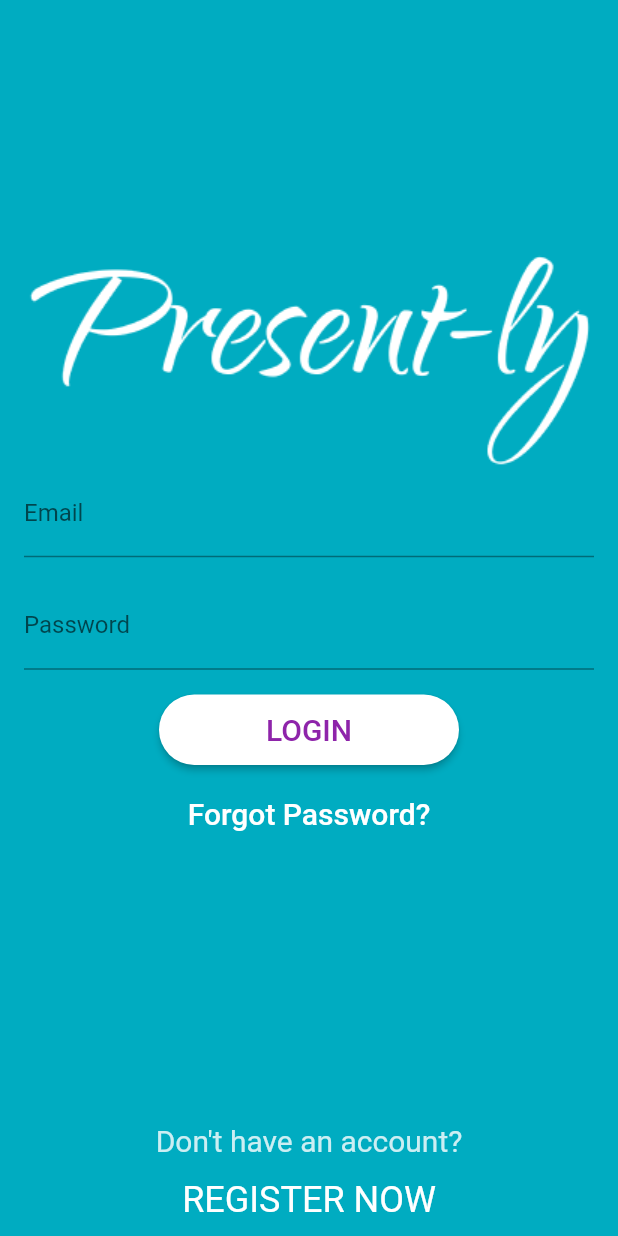
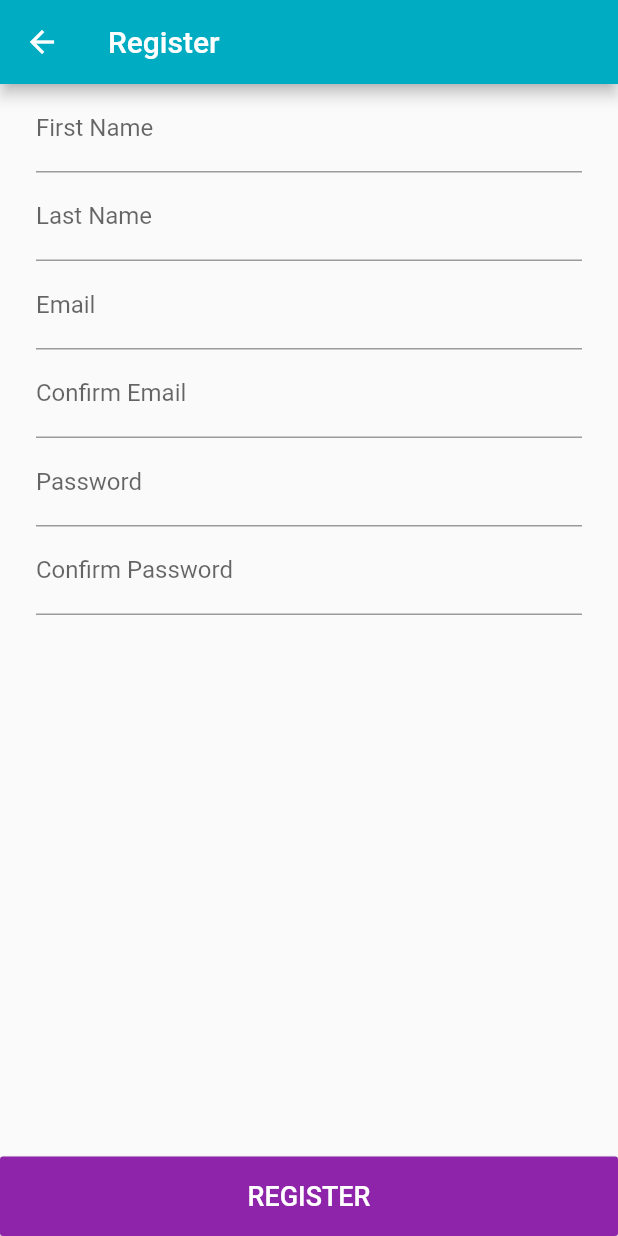
Before and after one commit to present-ly/present-ly-flutter, a Flutter app: the screen it shows after launch, after a tap on "REGISTER NOW", on a phone screen of 412 x 824 dp. Run offline on Flutter 3.47's test engine with Material 2 defaults, Android fonts, the phone set to English and light mode, and no system bars; our stand-ins replace rxdart, sqflite; accounts and stored records are empty.

Commit message:
Added Registration screen

```diff
--- /dev/null
+++ b/lib/models/event.dart
@@ -0,0 +1,5 @@
+class Event {
+  String id;
+  String name;
+  DateTime date;
+}
--- a/lib/models/friend.dart
+++ b/lib/models/friend.dart
@@ -1,5 +1,6 @@
-import 'dart:collection';
 import 'dart:convert';
+
+import 'package:presently/models/event.dart';
 
 class FriendModel {
   int id;
@@ -10,7 +11,7 @@ class FriendModel {
   String profilePicture;
   String relationship;
   List<String> interests;
-  List<Map<String, dynamic>> events;
+  Map<Event, Event> events;
 
   FriendModel(this.firstName, this.lastName, this.email, this.phoneNumber,
       this.profilePicture, this.relationship, this.interests, this.events);
@@ -24,8 +25,7 @@ class FriendModel {
         profilePicture = rawSQL['profilePicture'],
         relationship = rawSQL['relationship'],
         interests = new List<String>.from(jsonDecode(rawSQL['interests'])),
-        events =
-            new List<Map<String, dynamic>>.from(jsonDecode(rawSQL['events']));
+        events = jsonDecode(rawSQL['events']);
 
   Map<String, dynamic> toDB() {
     return <String, dynamic>{
@@ -41,12 +41,5 @@ class FriendModel {
     };
   }
 
-  static sortEvents(List<Map<String, dynamic>> events) {
-    for (var event in events) {
-      var sortedKeys = event.keys.toList(growable: false)
-        ..sort((a, b) => event[a].compareTo(event[b]));
-      LinkedHashMap sortedMap = new LinkedHashMap.fromIterable(sortedKeys,
-          key: (k) => k, value: (k) => event[k]);
-    }
-  }
+  static sortEvents(Map<String, dynamic> events) {}
 }
--- a/lib/routes.dart
+++ b/lib/routes.dart
@@ -2,9 +2,11 @@ import 'package:flutter/material.dart';
 import 'package:presently/presently-toolbar.dart';
 import 'package:presently/screens/home.dart';
 import 'package:presently/screens/login.dart';
+import 'package:presently/screens/register.dart';
 
 var routes = <String, WidgetBuilder>{
   'home': (BuildContext context) => HomeScreen(),
   'login': (BuildContext context) => LoginScreen(),
+  'register': (BuildContext context) => RegisterScreen(),
   'navbar': (BuildContext context) => PresentlyTabBar()
 };
--- a/lib/screens/friend_list.dart
+++ b/lib/screens/friend_list.dart
@@ -52,6 +52,7 @@ class FriendListScreen extends StatelessWidget {
             itemCount: snapshot.data.length,
             itemBuilder: (BuildContext context, int index) {
               return ListTile(
+                onTap: () {},
                 leading: CircleAvatar(
                   backgroundColor: Colors.cyan,
                   child: Text(
--- a/lib/screens/login.dart
+++ b/lib/screens/login.dart
@@ -100,7 +100,9 @@ class LoginScreenState extends State<LoginScreen> {
                   ),
                 ),
                 FlatButton(
-                  onPressed: () {},
+                  onPressed: () {
+                    Navigator.pushNamed(context, "register");
+                  },
                   child: Text(
                     "REGISTER NOW",
                     style: TextStyle(
--- /dev/null
+++ b/lib/screens/register.dart
@@ -0,0 +1,82 @@
+import 'package:flutter/material.dart';
+
+class RegisterScreen extends StatelessWidget {
+  @override
+  Widget build(BuildContext context) {
+    return Scaffold(
+      resizeToAvoidBottomPadding: false,
+      appBar: AppBar(
+        title: Text("Register"),
+      ),
+      body: Column(
+        children: <Widget>[
+          Container(
+            padding: EdgeInsets.symmetric(
+              horizontal: 24.0,
+            ),
+            child: Form(
+              child: Column(
+                children: <Widget>[
+                  TextFormField(
+                    keyboardType: TextInputType.emailAddress,
+                    decoration: InputDecoration(labelText: 'First Name'),
+//              onSaved: (value) => friend.email = value,
+                  ),
+                  TextFormField(
+                    keyboardType: TextInputType.emailAddress,
+                    decoration: InputDecoration(labelText: 'Last Name'),
+//              onSaved: (value) => friend.email = value,
+                  ),
+                  TextFormField(
+                    keyboardType: TextInputType.emailAddress,
+                    decoration: InputDecoration(labelText: 'Email'),
+
+//              onSaved: (value) => friend.email = value,
+                  ),
+                  TextFormField(
+                    keyboardType: TextInputType.emailAddress,
+                    decoration: InputDecoration(labelText: 'Confirm Email'),
+
+//              onSaved: (value) => friend.email = value,
+                  ),
+                  TextFormField(
+                    obscureText: true,
+                    keyboardType: TextInputType.emailAddress,
+                    decoration: InputDecoration(labelText: 'Password'),
+//              onSaved: (value) => friend.email = value,
+                  ),
+                  TextFormField(
+                    obscureText: true,
+                    keyboardType: TextInputType.emailAddress,
+                    decoration: InputDecoration(labelText: 'Confirm Password'),
+//              onSaved: (value) => friend.email = value,
+                  ),
+                ],
+              ),
+            ),
+          ),
+          Expanded(
+            child: Container(),
+          ),
+          SizedBox(
+            width: double.infinity,
+            child: RaisedButton(
+              color: Theme.of(context).accentColor,
+              onPressed: () {},
+              child: Padding(
+                padding: const EdgeInsets.symmetric(vertical: 16.0),
+                child: Text(
+                  "REGISTER",
+                  style: TextStyle(
+                    color: Colors.white,
+                    fontSize: 18.0,
+                  ),
+                ),
+              ),
+            ),
+          )
+        ],
+      ),
+    );
+  }
+}
```
